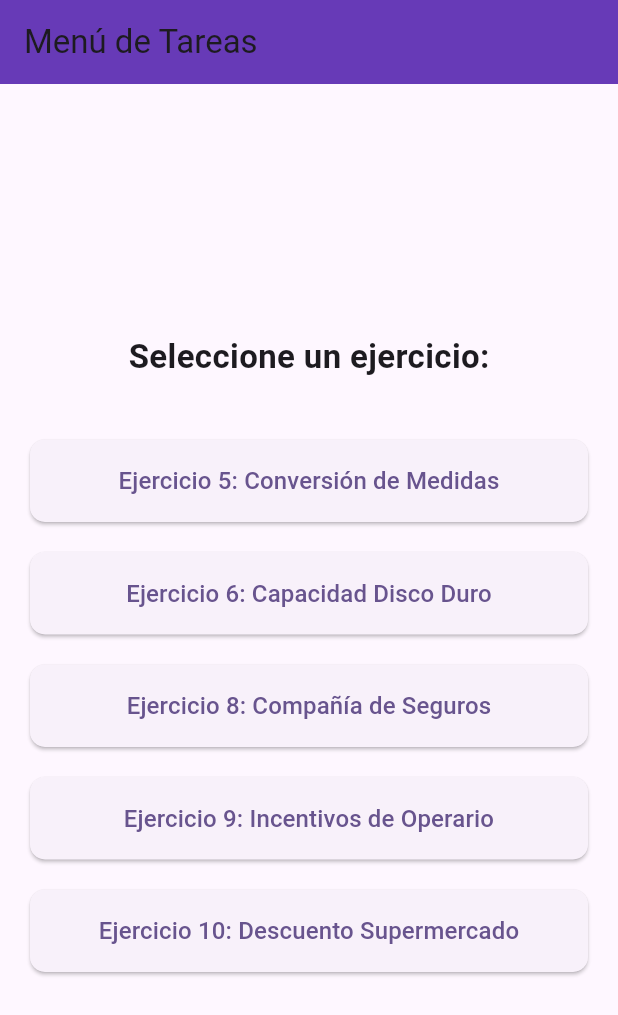
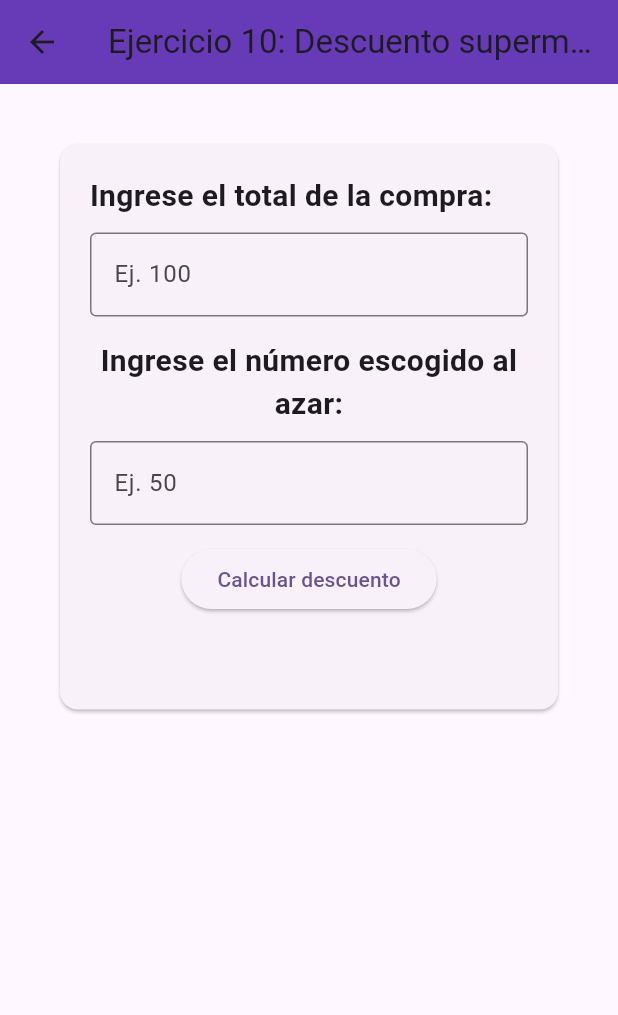
Before and after one commit to arielll669/tarea1-app-moviles, a Flutter app: the screen it shows after launch, after a tap on "Ejercicio 10: Descuento Supermercado", on a phone screen of 412 x 824 dp. Shown: the top 1015 px of the screen. Run offline on Flutter 3.47's test engine with Material 3 defaults, Android fonts, the phone set to English and light mode, and no system bars.

Commit message:
ejercicios 8 y ejercicio 10

```diff
--- /dev/null
+++ b/lib/controllers/descuento_supermercado_controller.dart
@@ -0,0 +1,34 @@
+import '../models/descuento_supermercado_model.dart';
+
+class DescuentoSupermercadoController {
+  final DescuentoSupermercadoModel _model = DescuentoSupermercadoModel();
+
+  String calcular(String entradaTotal, String entradaNumero) {
+    if (entradaTotal.isEmpty || entradaNumero.isEmpty) {
+      return 'Error: Todos los campos son obligatorios';
+    }
+
+    double? totalCompra = double.tryParse(entradaTotal);
+    int? numeroAzar = int.tryParse(entradaNumero);
+
+    if (totalCompra == null || numeroAzar == null) {
+      return 'Error: Ingrese valores numéricos válidos';
+    }
+
+    if (totalCompra <= 0) {
+      return 'Error: El total de compra debe ser positivo';
+    }
+
+    if (numeroAzar < 0) {
+      return 'Error: El número al azar no puede ser negativo';
+    }
+
+    double descuento = _model.calcularDescuento(totalCompra, numeroAzar);
+    double totalPagar = totalCompra - descuento;
+
+    return 'Total de compra: \$${totalCompra.toStringAsFixed(2)}\n'
+        'Número escogido: $numeroAzar\n'
+        'Descuento aplicado: \$${descuento.toStringAsFixed(2)}\n'
+        'Total a pagar: \$${totalPagar.toStringAsFixed(2)}';
+  }
+}
--- /dev/null
+++ b/lib/views/ejercicio10_view.dart
@@ -0,0 +1,166 @@
+import 'package:flutter/material.dart';
+import '../controllers/descuento_supermercado_controller.dart';
+
+class LabelText extends StatelessWidget {
+  final String texto;
+  const LabelText(this.texto, {super.key});
+
+  @override
+  Widget build(BuildContext context) {
+    return Text(
+      texto,
+      textAlign: TextAlign.center,
+      style: const TextStyle(fontWeight: FontWeight.bold, fontSize: 20),
+    );
+  }
+}
+
+class NumberField extends StatelessWidget {
+  final TextEditingController controller;
+  final String hint;
+
+  const NumberField({
+    super.key,
+    required this.controller,
+    required this.hint,
+  });
+
+  @override
+  Widget build(BuildContext context) {
+    return TextField(
+      controller: controller,
+      keyboardType: TextInputType.number,
+      decoration: InputDecoration(
+        border: const OutlineInputBorder(),
+        hintText: hint,
+      ),
+    );
+  }
+}
+
+class Boton extends StatelessWidget {
+  final String text;
+  final VoidCallback onPressed;
+  const Boton({super.key, required this.text, required this.onPressed});
+
+  @override
+  Widget build(BuildContext context) {
+    return ElevatedButton(onPressed: onPressed, child: Text(text));
+  }
+}
+
+class ResultadoEtiqueta extends StatelessWidget {
+  final String texto;
+  const ResultadoEtiqueta({super.key, required this.texto});
+
+  @override
+  Widget build(BuildContext context) {
+    return Text(
+      texto,
+      style: const TextStyle(fontSize: 16),
+      textAlign: TextAlign.center,
+    );
+  }
+}
+
+class DescuentoInput extends StatelessWidget {
+  final TextEditingController totalController;
+  final TextEditingController numeroController;
+
+  const DescuentoInput({
+    super.key,
+    required this.totalController,
+    required this.numeroController,
+  });
+
+  @override
+  Widget build(BuildContext context) {
+    return Column(
+      crossAxisAlignment: CrossAxisAlignment.start,
+      children: [
+        const LabelText('Ingrese el total de la compra:'),
+        const SizedBox(height: 10),
+        NumberField(controller: totalController, hint: 'Ej. 100'),
+        const SizedBox(height: 15),
+        const LabelText('Ingrese el número escogido al azar:'),
+        const SizedBox(height: 10),
+        NumberField(controller: numeroController, hint: 'Ej. 50'),
+      ],
+    );
+  }
+}
+
+class DescuentoSupermercadoCard extends StatefulWidget {
+  const DescuentoSupermercadoCard({super.key});
+
+  @override
+  State<DescuentoSupermercadoCard> createState() =>
+      _DescuentoSupermercadoCardState();
+}
+
+class _DescuentoSupermercadoCardState
+    extends State<DescuentoSupermercadoCard> {
+  final TextEditingController _controllerTotal = TextEditingController();
+  final TextEditingController _controllerNumero = TextEditingController();
+
+  final DescuentoSupermercadoController controller =
+      DescuentoSupermercadoController();
+
+  String _resultado = '';
+
+  void calcular() {
+    setState(() {
+      _resultado = controller.calcular(
+        _controllerTotal.text,
+        _controllerNumero.text,
+      );
+    });
+  }
+
+  @override
+  Widget build(BuildContext context) {
+    return Card(
+      margin: const EdgeInsets.all(20),
+      child: Padding(
+        padding: const EdgeInsets.all(20),
+        child: Column(
+          children: [
+            DescuentoInput(
+              totalController: _controllerTotal,
+              numeroController: _controllerNumero,
+            ),
+            const SizedBox(height: 12),
+            Boton(onPressed: calcular, text: 'Calcular descuento'),
+            const SizedBox(height: 20),
+            ResultadoEtiqueta(texto: _resultado),
+          ],
+        ),
+      ),
+    );
+  }
+
+  @override
+  void dispose() {
+    _controllerTotal.dispose();
+    _controllerNumero.dispose();
+    super.dispose();
+  }
+}
+
+class Ejercicio10Pagina extends StatelessWidget {
+  const Ejercicio10Pagina({super.key});
+
+  @override
+  Widget build(BuildContext context) {
+    return Scaffold(
+      appBar: AppBar(
+        title: const Text('Ejercicio 10: Descuento supermercado'),
+        backgroundColor: Colors.deepPurple,
+      ),
+      body: const SingleChildScrollView(
+        padding: EdgeInsets.all(20),
+        child: DescuentoSupermercadoCard(),
+      ),
+    );
+  }
+}
--- a/lib/views/home_view.dart
+++ b/lib/views/home_view.dart
@@ -3,7 +3,9 @@ import 'package:flutter/material.dart';
 // import 'ejercicio8_view.darimport 'ejercicio5_view.dart';
 import 'ejercicio5_view.dart';
 import 'ejercicio6_view.dart';
+import 'ejercicio8_view.dart';
 import 'ejercicio9_view.dart';
+import 'ejercicio10_view.dart';
 // import 'ejercicio10_view.dart';
 
 /// Átomos
@@ -77,7 +79,7 @@ class HomePage extends StatelessWidget {
                 text: 'Ejercicio 8: Compañía de Seguros',
                 onPressed: () {
 
-                  // Navigator.push(context, MaterialPageRoute(builder: (context) => Ejercicio8Pagina()));
+                  Navigator.push(context, MaterialPageRoute(builder: (context) => Ejercicio8Pagina()));
                 },
               ),
 
@@ -95,7 +97,7 @@ class HomePage extends StatelessWidget {
                 text: 'Ejercicio 10: Descuento Supermercado',
                 onPressed: () {
 
-                  // Navigator.push(context, MaterialPageRoute(builder: (context) => Ejercicio10Pagina()));
+                  Navigator.push(context, MaterialPageRoute(builder: (context) => Ejercicio10Pagina()));
                 },
               ),
             ],
--- a/pubspec.yaml
+++ b/pubspec.yaml
@@ -19,7 +19,7 @@ publish_to: 'none' # Remove this line if you wish to publish to pub.dev
 version: 1.0.0+1
 
 environment:
-  sdk: '>=3.11.0 <4.0.0'
+  sdk: '>=3.11.4 <4.0.0'
 
 # Dependencies specify other packages that your package needs in order to work.
 # To automatically upgrade your package dependencies to the latest versions
```
Also changed, not shown: lib/controllers/finanza_controller.dart (added, +26 -0 lines), lib/main.dart (+22 -0 lines), lib/models/descuento_supermercado_model.dart (added, +9 -0 lines), lib/models/finanza_model.dart (added, +9 -0 lines), lib/views/ejercicio8_view.dart (added, +138 -0 lines), pubspec.lock, 1 other file.
